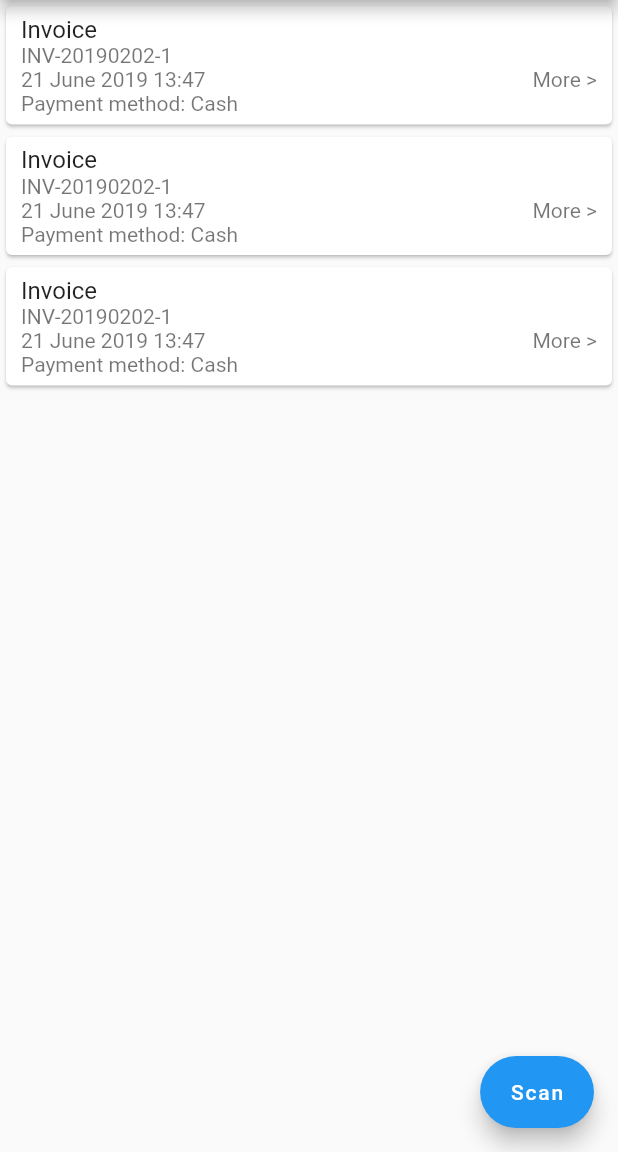
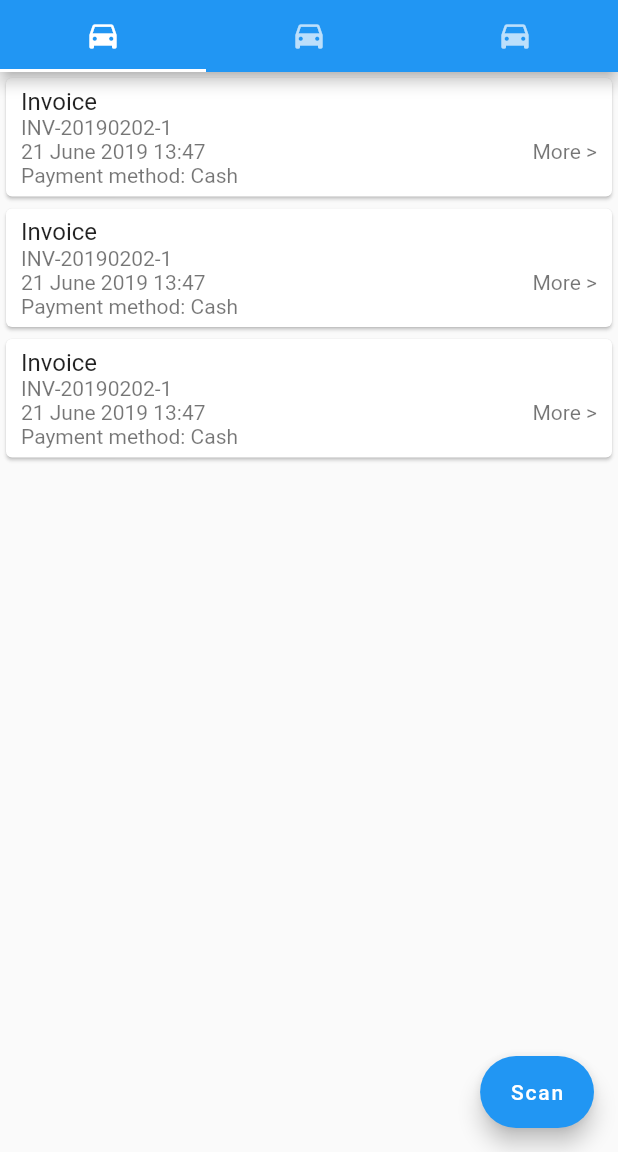
Before and after one commit to kevinyou77/checker-belanjayukid-mobile-flutter, a Flutter app: the screen it shows after launch, on a phone screen of 412 x 824 dp, the part 84-1236 px from its top. Run offline on Flutter 3.47's test engine with Material 2 defaults, Android fonts, the phone set to English and light mode, and no system bars; our stand-ins replace bloc, equatable, flutter_bloc, graphql_flutter.

Commit message:
Added tabs in home

```diff
--- a/lib/ui/home/home.dart
+++ b/lib/ui/home/home.dart
@@ -8,18 +8,44 @@ class Home extends StatelessWidget {
 
   @override
   Widget build(BuildContext context) {
-    return Scaffold(
+    return DefaultTabController(
+      length: 3,
+      child: Scaffold(
         appBar: AppBar(
           title: Text("Transactions List"),
+          bottom: TabBar(
+            tabs: <Widget>[
+              Tab(icon: Icon(Icons.directions_car)),
+              Tab(icon: Icon(Icons.directions_car)),
+              Tab(icon: Icon(Icons.directions_car)),
+            ],
           ),
-      body: BlocProvider(
+        ),
+        body: TabBarView(
+          children: [
+            BlocProvider(
               builder: (context) => TransactionsListBloc(),
-        child: TransactionsList(),
+              child: TransactionsList()
+            ),
+            Icon(Icons.directions_transit),
+            Icon(Icons.directions_bike),
+          ],
         ),
         floatingActionButton: FloatingActionButton.extended(
           onPressed: () => {},
           label: Text("Scan"),
         ),
+      )
     );
   }
 }
+
+// BlocProvider(
+          // builder: (context) => TransactionsListBloc(),
+          // child: TabBarView(
+          //     children: [
+          //       Icon(Icons.directions_car),
+          //       Icon(Icons.directions_transit),
+          //       Icon(Icons.directions_bike),
+          //     ],
+          //   ),
```
Lines whose indentation alone changed are shown as unchanged.
